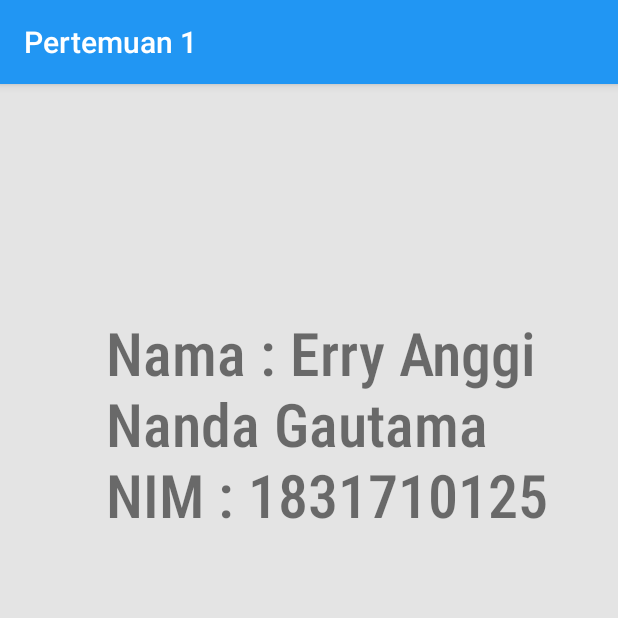
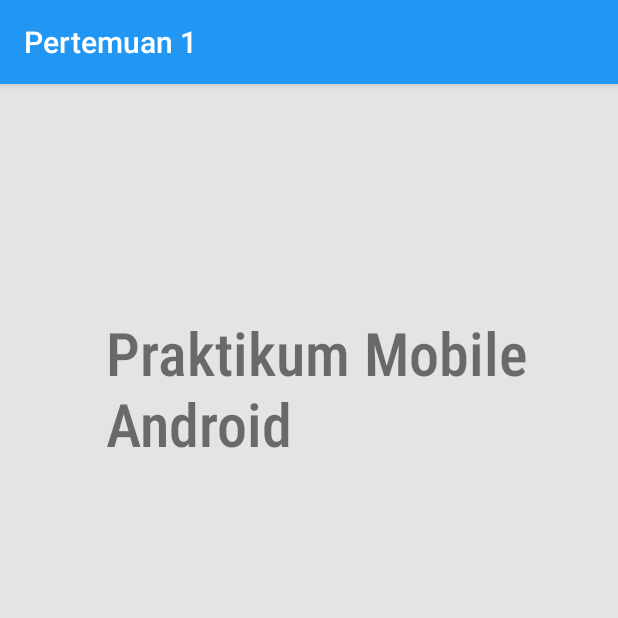
Before and after one commit to errygautama/HelloAndroid, an Android app: the screen it shows after launch (MainActivity), on a phone screen of 412 x 824 dp, the top half of it. Run offline under Robolectric (Android 15) with nearby library versions, the phone set to English and light mode, and no system bars.

Commit message:
Mengubah teks

```diff
--- a/app/src/main/res/layout/activity_main.xml
+++ b/app/src/main/res/layout/activity_main.xml
@@ -11,7 +11,7 @@
         android:layout_width="313dp"
         android:layout_height="616dp"
         android:fontFamily="sans-serif-condensed-medium"
-        android:text="Nama : Erry Anggi Nanda Gautama NIM : 1831710125"
+        android:text="Praktikum Mobile Android"
         android:textSize="40sp"
         app:layout_constraintBottom_toBottomOf="parent"
         app:layout_constraintHorizontal_bias="0.714"
```
